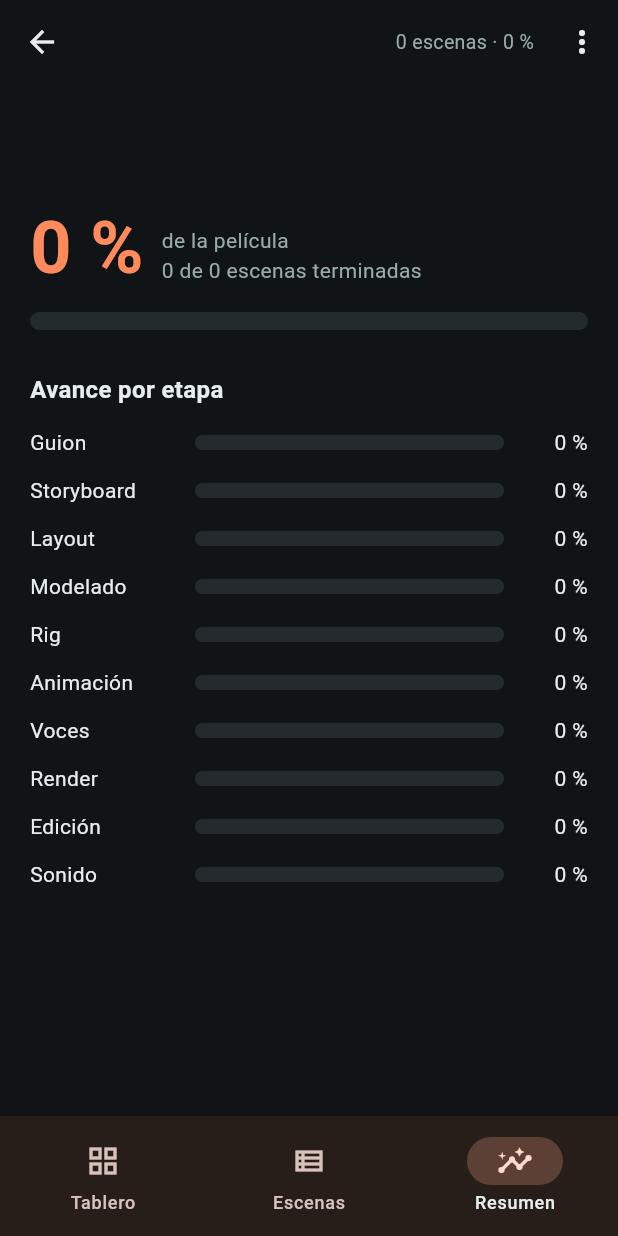
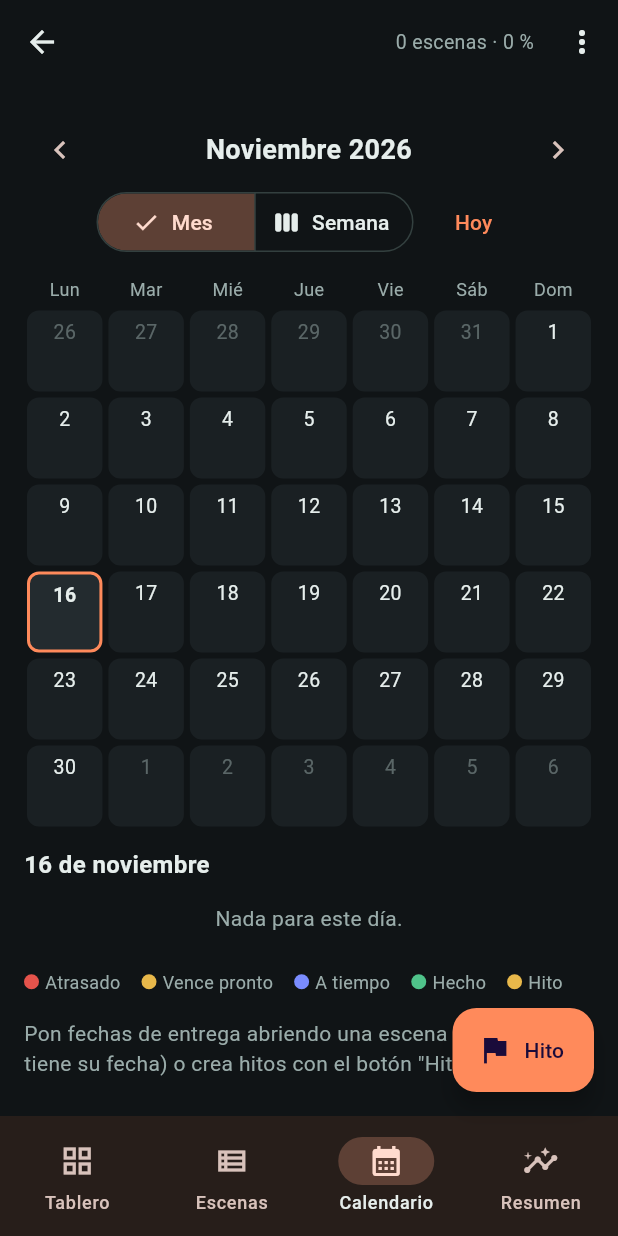
Before and after one commit to Carito3011/anymyst-plan, a Flutter app: the PaginaProyecto screen opened directly with empty values, item 3 of the bottom bar chosen, on a phone screen of 412 x 824 dp. Run offline on Flutter 3.47's test engine with Material 3 defaults, Android fonts, the phone set to English and light mode, and no system bars.

Commit message:
v0.2.0: calendario de producción — fechas por etapa, hitos, vista de mes y semana, avisos de retraso
Co-Authored-By: Claude Opus 5.5 <noreply@anthropic.com>
Claude-Session: https://claude.ai/code/session_012x8xQHKcNWmx9uMmutSW9z

```diff
--- /dev/null
+++ b/lib/calendario.dart
@@ -0,0 +1,323 @@
+// Calendario de producción: entregas por escena y etapa, hitos, vista de mes y semana.
+import 'package:flutter/material.dart';
+
+import 'modelo.dart';
+import 'tema.dart';
+
+const colorAtrasado = Color(0xFFE5534B);
+const colorPronto = Color(0xFFE8B84A);
+const colorATiempo = Color(0xFF7A8CFF);
+const colorHecho = Color(0xFF4FC38A);
+
+Color colorAlerta(int a) => switch (a) {
+      -1 => colorAtrasado,
+      0 => colorPronto,
+      2 => colorHecho,
+      _ => colorATiempo,
+    };
+
+class Calendario extends StatefulWidget {
+  final Proyecto proyecto;
+  final VoidCallback alCambiar;
+  final void Function(Escena) abrirEscena;
+  const Calendario(
+      {super.key, required this.proyecto, required this.alCambiar, required this.abrirEscena});
+
+  @override
+  State<Calendario> createState() => CalendarioState();
+}
+
+class CalendarioState extends State<Calendario> {
+  Proyecto get p => widget.proyecto;
+  bool _mes = true;
+  DateTime _referencia = soloDia(DateTime.now());
+  DateTime _elegido = soloDia(DateTime.now());
+
+  Map<DateTime, List<Entrega>> _porDia(List<Entrega> todas) {
+    final r = <DateTime, List<Entrega>>{};
+    for (final e in todas) {
+      r.putIfAbsent(e.fecha, () => []).add(e);
+    }
+    return r;
+  }
+
+  Future<void> editarHito([Hito? hito]) async {
+    final nombre = TextEditingController(text: hito?.nombre ?? '');
+    var fecha = DateTime.tryParse(hito?.fecha ?? '') ?? _elegido;
+    final accion = await showDialog<String>(
+      context: context,
+      builder: (ctx) => StatefulBuilder(
+        builder: (ctx, set) => AlertDialog(
+          title: Text(hito == null ? 'Nuevo hito' : 'Hito'),
+          content: SizedBox(
+            width: 420,
+            child: Column(mainAxisSize: MainAxisSize.min, children: [
+              TextField(
+                controller: nombre,
+                autofocus: true,
+                decoration: const InputDecoration(
+                    labelText: 'Nombre (ej. Fin del storyboard, Festival, Estreno)'),
+              ),
+              const SizedBox(height: 12),
+              OutlinedButton.icon(
+                onPressed: () async {
+                  final f = await showDatePicker(
+                      context: ctx,
+                      initialDate: fecha,
+                      firstDate: DateTime(2020),
+                      lastDate: DateTime(2040));
+                  if (f != null) set(() => fecha = f);
+                },
+                icon: const Icon(Icons.event),
+                label: Text(fechaBonita(fecha) + ' de ${fecha.year}'),
+              ),
+            ]),
+          ),
+          actions: [
+            if (hito != null)
+              TextButton(onPressed: () => Navigator.pop(ctx, 'borrar'), child: const Text('Borrar')),
+            TextButton(onPressed: () => Navigator.pop(ctx), child: const Text('Cancelar')),
+            FilledButton(onPressed: () => Navigator.pop(ctx, 'guardar'), child: const Text('Guardar')),
+          ],
+        ),
+      ),
+    );
+    if (accion == 'borrar' && hito != null) {
+      p.hitos.remove(hito);
+    } else if (accion == 'guardar' && nombre.text.trim().isNotEmpty) {
+      if (hito == null) {
+        p.hitos.add(Hito(nombre: nombre.text.trim(), fecha: fechaTexto(fecha)));
+      } else {
+        hito
+          ..nombre = nombre.text.trim()
+          ..fecha = fechaTexto(fecha);
+      }
+    } else {
+      return;
+    }
+    widget.alCambiar();
+    setState(() {});
+  }
+
+  void _abrir(Entrega e) {
+    if (e.hito != null) {
+      editarHito(e.hito);
+    } else if (e.escena != null) {
+      widget.abrirEscena(e.escena!);
+    }
+  }
+
+  Widget _fila(Entrega e, {bool conFecha = false}) {
+    final c = colorAlerta(e.alerta);
+    return Card(
+      child: ListTile(
+        dense: true,
+        onTap: () => _abrir(e),
+        leading: Container(
+            width: 10,
+            height: 36,
+            decoration: BoxDecoration(color: c, borderRadius: BorderRadius.circular(4))),
+        title: Text(e.titulo,
+            style: TextStyle(
+                fontWeight: FontWeight.bold,
+                decoration: e.hecha ? TextDecoration.lineThrough : null)),
+        subtitle: Text([
+          if (conFecha) fechaBonita(e.fecha),
+          if (e.escena != null && e.escena!.encabezado.isNotEmpty) e.escena!.encabezado,
+          if (e.escena != null) estado(e.escena!.estadoDe(e.etapa)).$2,
+          if (e.alerta == -1) 'ATRASADO',
+        ].join(' · ')),
+      ),
+    );
+  }
+
+  Widget _mesVista(Map<DateTime, List<Entrega>> porDia) {
+    final primero = DateTime(_referencia.year, _referencia.month, 1);
+    final inicio = primero.subtract(Duration(days: primero.weekday - 1));
+    final hoy = soloDia(DateTime.now());
+    return Column(children: [
+      Row(children: [for (final d in diasCortos) Expanded(child: Center(child: Text(d, style: const TextStyle(color: Tema.textoSuave, fontSize: 12))))]),
+      const SizedBox(height: 4),
+      for (var semana = 0; semana < 6; semana++)
+        Row(children: [
+          for (var d = 0; d < 7; d++)
+            Builder(builder: (_) {
+              final dia = DateTime(inicio.year, inicio.month, inicio.day + semana * 7 + d);
+              final items = porDia[dia] ?? [];
+              final delMes = dia.month == _referencia.month;
+              final elegido = dia == _elegido;
+              return Expanded(
+                child: GestureDetector(
+                  onTap: () => setState(() => _elegido = dia),
+                  child: Container(
+                    height: 54,
+                    margin: const EdgeInsets.all(2),
+                    decoration: BoxDecoration(
+                      color: elegido ? Tema.superficieAlta : Tema.superficie,
+                      borderRadius: BorderRadius.circular(8),
+                      border: Border.all(
+                          color: dia == hoy ? Tema.coral : (elegido ? Tema.borde : Colors.transparent),
+                          width: dia == hoy ? 2 : 1),
+                    ),
+                    child: Column(children: [
+                      const SizedBox(height: 4),
+                      Text('${dia.day}',
+                          style: TextStyle(
+                              fontSize: 13,
+                              color: delMes ? Tema.texto : Tema.textoSuave.withValues(alpha: 0.5),
+                              fontWeight: dia == hoy ? FontWeight.bold : null)),
+                      const SizedBox(height: 4),
+                      Wrap(spacing: 3, children: [
+                        for (final e in items.take(4))
+                          Container(
+                              width: 7,
+                              height: 7,
+                              decoration: BoxDecoration(
+                                  color: e.hito != null ? Tema.dorado : colorAlerta(e.alerta),
+                                  shape: e.hito != null ? BoxShape.rectangle : BoxShape.circle)),
+                      ]),
+                      if (items.length > 4)
+                        Text('+${items.length - 4}', style: const TextStyle(fontSize: 9, color: Tema.textoSuave)),
+                    ]),
+                  ),
+                ),
+              );
+            }),
+        ]),
+      const SizedBox(height: 12),
+      Align(
+        alignment: Alignment.centerLeft,
+        child: Text(fechaBonita(_elegido),
+            style: const TextStyle(fontWeight: FontWeight.bold, fontSize: 16)),
+      ),
+      const SizedBox(height: 6),
+      if ((porDia[_elegido] ?? []).isEmpty)
+        const Padding(
+          padding: EdgeInsets.all(8),
+          child: Text('Nada para este día.', style: TextStyle(color: Tema.textoSuave)),
+        ),
+      for (final e in porDia[_elegido] ?? <Entrega>[]) _fila(e),
+    ]);
+  }
+
+  Widget _semanaVista(Map<DateTime, List<Entrega>> porDia) {
+    final inicio = _referencia.subtract(Duration(days: _referencia.weekday - 1));
+    final hoy = soloDia(DateTime.now());
+    return Column(children: [
+      for (var d = 0; d < 7; d++)
+        Builder(builder: (_) {
+          final dia = DateTime(inicio.year, inicio.month, inicio.day + d);
+          final items = porDia[dia] ?? [];
+          return Padding(
+            padding: const EdgeInsets.only(bottom: 10),
+            child: Column(crossAxisAlignment: CrossAxisAlignment.start, children: [
+              Text('${diasCortos[d]} ${fechaBonita(dia)}${dia == hoy ? ' · hoy' : ''}',
+                  style: TextStyle(
+                      fontWeight: FontWeight.bold, color: dia == hoy ? Tema.coral : Tema.texto)),
+              if (items.isEmpty)
+                const Padding(
+                  padding: EdgeInsets.only(top: 4),
+                  child: Text('—', style: TextStyle(color: Tema.textoSuave)),
+                ),
+              for (final e in items) _fila(e),
+            ]),
+          );
+        }),
+    ]);
+  }
+
+  void _mover(int paso) => setState(() {
+        if (_mes) {
+          _referencia = DateTime(_referencia.year, _referencia.month + paso, 1);
+        } else {
+          _referencia = _referencia.add(Duration(days: 7 * paso));
+        }
+      });
+
+  @override
+  Widget build(BuildContext context) {
+    final todas = p.entregas();
+    final porDia = _porDia(todas);
+    final atrasadas = todas.where((e) => e.alerta == -1).toList();
+    final pronto = todas.where((e) => e.alerta == 0).toList();
+    final inicioSemana = _referencia.subtract(Duration(days: _referencia.weekday - 1));
+    final titulo = _mes
+        ? '${meses[_referencia.month - 1][0].toUpperCase()}${meses[_referencia.month - 1].substring(1)} ${_referencia.year}'
+        : 'Semana del ${fechaBonita(inicioSemana)}';
+    return ListView(padding: const EdgeInsets.fromLTRB(16, 12, 16, 96), children: [
+      if (atrasadas.isNotEmpty)
+        Card(
+          color: colorAtrasado.withValues(alpha: 0.18),
+          child: ExpansionTile(
+            leading: const Icon(Icons.warning_amber, color: colorAtrasado),
+            title: Text('${atrasadas.length} entregas atrasadas',
+                style: const TextStyle(fontWeight: FontWeight.bold)),
+            children: [for (final e in atrasadas) _fila(e, conFecha: true)],
+          ),
+        ),
+      if (pronto.isNotEmpty)
+        Card(
+          color: colorPronto.withValues(alpha: 0.14),
+          child: ExpansionTile(
+            leading: const Icon(Icons.schedule, color: colorPronto),
+            title: Text('${pronto.length} vencen en los próximos 3 días',
+                style: const TextStyle(fontWeight: FontWeight.bold)),
+            children: [for (final e in pronto) _fila(e, conFecha: true)],
+          ),
+        ),
+      const SizedBox(height: 8),
+      Row(children: [
+        IconButton(onPressed: () => _mover(-1), icon: const Icon(Icons.chevron_left)),
+        Expanded(
+          child: Text(titulo,
+              textAlign: TextAlign.center,
+              style: const TextStyle(fontSize: 18, fontWeight: FontWeight.bold)),
+        ),
+        IconButton(onPressed: () => _mover(1), icon: const Icon(Icons.chevron_right)),
+      ]),
+      Row(mainAxisAlignment: MainAxisAlignment.center, children: [
+        SegmentedButton<bool>(
+          segments: const [
+            ButtonSegment(value: true, label: Text('Mes'), icon: Icon(Icons.calendar_month)),
+            ButtonSegment(value: false, label: Text('Semana'), icon: Icon(Icons.view_week)),
+          ],
+          selected: {_mes},
+          onSelectionChanged: (s) => setState(() => _mes = s.first),
+        ),
+        const SizedBox(width: 8),
+        TextButton(
+          onPressed: () => setState(() {
+            _referencia = soloDia(DateTime.now());
+            _elegido = _referencia;
+          }),
+          child: const Text('Hoy'),
+        ),
+      ]),
+      const SizedBox(height: 12),
+      _mes ? _mesVista(porDia) : _semanaVista(porDia),
+      const SizedBox(height: 16),
+      Wrap(spacing: 14, runSpacing: 6, children: [
+        for (final (c, t) in [
+          (colorAtrasado, 'Atrasado'),
+          (colorPronto, 'Vence pronto'),
+          (colorATiempo, 'A tiempo'),
+          (colorHecho, 'Hecho'),
+          (Tema.dorado, 'Hito'),
+        ])
+          Row(mainAxisSize: MainAxisSize.min, children: [
+            Container(width: 10, height: 10, decoration: BoxDecoration(color: c, shape: BoxShape.circle)),
+            const SizedBox(width: 4),
+            Text(t, style: const TextStyle(fontSize: 12, color: Tema.textoSuave)),
+          ]),
+      ]),
+      if (todas.isEmpty)
+        const Padding(
+          padding: EdgeInsets.only(top: 16),
+          child: Text(
+            'Pon fechas de entrega abriendo una escena (cada etapa tiene su fecha) o crea hitos con el botón "Hito".',
+            style: TextStyle(color: Tema.textoSuave),
+          ),
+        ),
+    ]);
+  }
+}
--- a/lib/main.dart
+++ b/lib/main.dart
@@ -7,7 +7,7 @@ import 'modelo.dart';
 import 'proyecto.dart';
 import 'tema.dart';
 
-const version = '0.1.0';
+const version = '0.2.0';
 
 void main() {
   WidgetsFlutterBinding.ensureInitialized();
--- a/lib/modelo.dart
+++ b/lib/modelo.dart
@@ -43,6 +43,7 @@ class Escena {
   String notas;
   bool fueraDelGuion;
   Map<String, String> etapas; // etapa -> estado
+  Map<String, String> fechas; // etapa -> fecha de entrega 'AAAA-MM-DD'
 
   Escena({
     String? id,
@@ -52,8 +53,12 @@ class Escena {
     this.notas = '',
     this.fueraDelGuion = false,
     Map<String, String>? etapas,
+    Map<String, String>? fechas,
   })  : id = id ?? nuevoId(),
-        etapas = etapas ?? {};
+        etapas = etapas ?? {},
+        fechas = fechas ?? {};
+
+  DateTime? fechaDe(String etapa) => DateTime.tryParse(fechas[etapa] ?? '');
 
   String estadoDe(String etapa) => etapas[etapa] ?? 'pendiente';
 
@@ -68,6 +73,7 @@ class Escena {
         'notas': notas,
         if (fueraDelGuion) 'fueraDelGuion': true,
         'etapas': etapas,
+        if (fechas.isNotEmpty) 'fechas': fechas,
       };
 
   static Escena fromJson(Map<String, dynamic> j) => Escena(
@@ -80,7 +86,56 @@ class Escena {
         etapas: (j['etapas'] is Map)
             ? (j['etapas'] as Map).map((k, v) => MapEntry(k.toString(), v.toString()))
             : null,
+        fechas: (j['fechas'] is Map)
+            ? (j['fechas'] as Map).map((k, v) => MapEntry(k.toString(), v.toString()))
+            : null,
       );
+}
+
+/// Hito de la película (fin del storyboard, festival, estreno…).
+class Hito {
+  String id;
+  String nombre;
+  String fecha; // 'AAAA-MM-DD'
+  Hito({String? id, required this.nombre, required this.fecha}) : id = id ?? nuevoId();
+  Map<String, dynamic> toJson() => {'id': id, 'nombre': nombre, 'fecha': fecha};
+  static Hito fromJson(Map<String, dynamic> j) => Hito(
+      id: j['id']?.toString(),
+      nombre: (j['nombre'] ?? 'Hito').toString(),
+      fecha: (j['fecha'] ?? '').toString());
+}
+
+String fechaTexto(DateTime d) =>
+    '${d.year}-${d.month.toString().padLeft(2, '0')}-${d.day.toString().padLeft(2, '0')}';
+
+DateTime soloDia(DateTime d) => DateTime(d.year, d.month, d.day);
+
+const meses = [
+  'enero', 'febrero', 'marzo', 'abril', 'mayo', 'junio',
+  'julio', 'agosto', 'septiembre', 'octubre', 'noviembre', 'diciembre'
+];
+const diasCortos = ['Lun', 'Mar', 'Mié', 'Jue', 'Vie', 'Sáb', 'Dom'];
+
+String fechaBonita(DateTime d) => '${d.day} de ${meses[d.month - 1]}';
+
+/// Una entrega en el calendario.
+class Entrega {
+  final DateTime fecha;
+  final Escena? escena;
+  final int numero; // número de escena (0 si es hito)
+  final String etapa;
+  final Hito? hito;
+  Entrega(this.fecha, {this.escena, this.numero = 0, this.etapa = '', this.hito});
+  bool get hecha => escena != null && escena!.estadoDe(etapa) == 'hecho';
+  /// -1 atrasada, 0 vence en 3 días o menos, 1 a tiempo, 2 hecha
+  int get alerta {
+    if (hecha) return 2;
+    final hoy = soloDia(DateTime.now());
+    if (fecha.isBefore(hoy)) return hito == null ? -1 : 1;
+    if (fecha.difference(hoy).inDays <= 3) return 0;
+    return 1;
+  }
+  String get titulo => hito != null ? '★ ${hito!.nombre}' : 'Escena $numero · $etapa';
 }
 
 /// Alias para no confundir la lista global con el mapa de cada escena.
@@ -93,6 +148,7 @@ class Proyecto {
   String descripcion;
   String guionId;
   List<Escena> escenas;
+  List<Hito> hitos;
   DateTime creado;
   DateTime modificado;
 
@@ -103,10 +159,12 @@ class Proyecto {
     this.descripcion = '',
     this.guionId = '',
     List<Escena>? escenas,
+    List<Hito>? hitos,
     DateTime? creado,
     DateTime? modificado,
   })  : id = id ?? nuevoId(),
         escenas = escenas ?? [],
+        hitos = hitos ?? [],
         creado = creado ?? DateTime.now(),
         modificado = modificado ?? DateTime.now();
 
@@ -129,7 +187,26 @@ class Proyecto {
         'creado': creado.toIso8601String(),
         'modificado': modificado.toIso8601String(),
         'escenas': escenas.map((e) => e.toJson()).toList(),
+        'hitos': hitos.map((h) => h.toJson()).toList(),
       };
+
+  /// Todas las fechas de entrega y los hitos, ordenados.
+  List<Entrega> entregas() {
+    final r = <Entrega>[];
+    for (var i = 0; i < escenas.length; i++) {
+      final e = escenas[i];
+      for (final et in etapasPlan) {
+        final f = e.fechaDe(et);
+        if (f != null) r.add(Entrega(soloDia(f), escena: e, numero: i + 1, etapa: et));
+      }
+    }
+    for (final h in hitos) {
+      final f = DateTime.tryParse(h.fecha);
+      if (f != null) r.add(Entrega(soloDia(f), hito: h));
+    }
+    r.sort((a, b) => a.fecha.compareTo(b.fecha));
+    return r;
+  }
 
   static Proyecto fromJson(Map<String, dynamic> j) => Proyecto(
         id: j['id']?.toString(),
@@ -139,6 +216,9 @@ class Proyecto {
         guionId: (j['guionId'] ?? '').toString(),
         escenas: ((j['escenas'] as List?) ?? [])
             .map((e) => Escena.fromJson(Map<String, dynamic>.from(e as Map)))
+            .toList(),
+        hitos: ((j['hitos'] as List?) ?? [])
+            .map((e) => Hito.fromJson(Map<String, dynamic>.from(e as Map)))
             .toList(),
         creado: DateTime.tryParse((j['creado'] ?? '').toString()),
         modificado: DateTime.tryParse((j['modificado'] ?? '').toString()),
--- a/lib/proyecto.dart
+++ b/lib/proyecto.dart
@@ -3,6 +3,7 @@ import 'package:flutter/material.dart';
 
 import 'almacen.dart';
 import 'archivos.dart';
+import 'calendario.dart';
 import 'modelo.dart';
 import 'tema.dart';
 
@@ -18,6 +19,7 @@ class PaginaProyecto extends StatefulWidget {
 class _PaginaProyectoState extends State<PaginaProyecto> {
   Proyecto get p => widget.proyecto;
   int _seccion = 0;
+  final _cal = GlobalKey<CalendarioState>();
 
   Future<void> _guardar() async {
     await widget.almacen.guardar(p);
@@ -93,6 +95,7 @@ class _PaginaProyectoState extends State<PaginaProyecto> {
     final res = TextEditingController(text: e.resumen);
     final notas = TextEditingController(text: e.notas);
     final etapasTemp = Map<String, String>.of(e.etapas);
+    final fechasTemp = Map<String, String>.of(e.fechas);
     final accion = await showModalBottomSheet<String>(
       context: context,
       isScrollControlled: true,
@@ -130,7 +133,34 @@ class _PaginaProyectoState extends State<PaginaProyecto> {
                 Padding(
                   padding: const EdgeInsets.only(top: 8),
                   child: Row(children: [
-                    SizedBox(width: 110, child: Text(et)),
+                    SizedBox(
+                      width: 110,
+                      child: Column(crossAxisAlignment: CrossAxisAlignment.start, children: [
+                        Text(et),
+                        InkWell(
+                          onTap: () async {
+                            final actual = DateTime.tryParse(fechasTemp[et] ?? '');
+                            final f = await showDatePicker(
+                                context: ctx,
+                                helpText: 'Entrega de $et',
+                                initialDate: actual ?? DateTime.now(),
+                                firstDate: DateTime(2020),
+                                lastDate: DateTime(2040));
+                            if (f != null) set(() => fechasTemp[et] = fechaTexto(f));
+                          },
+                          onLongPress: () => set(() => fechasTemp.remove(et)),
+                          child: Padding(
+                            padding: const EdgeInsets.only(top: 2),
+                            child: Text(
+                              fechasTemp[et] == null
+                                  ? '+ fecha'
+                                  : '📅 ${fechaBonita(DateTime.parse(fechasTemp[et]!))}',
+                              style: const TextStyle(fontSize: 11, color: Tema.coral),
+                            ),
+                          ),
+                        ),
+                      ]),
+                    ),
                     Expanded(
                       child: Wrap(spacing: 6, runSpacing: 6, children: [
                         for (final (clave, nombre, _, color) in estados)
@@ -177,7 +207,8 @@ class _PaginaProyectoState extends State<PaginaProyecto> {
         ..encabezado = enc.text.trim().toUpperCase()
         ..resumen = res.text.trim()
         ..notas = notas.text.trim()
-        ..etapas = etapasTemp;
+        ..etapas = etapasTemp
+        ..fechas = fechasTemp;
       if (nueva) p.escenas.add(e);
     } else {
       return;
@@ -246,12 +277,27 @@ class _PaginaProyectoState extends State<PaginaProyecto> {
               color: Color(color).withValues(alpha: e.estadoDe(et) == 'pendiente' ? 0.5 : 0.85),
               borderRadius: BorderRadius.circular(8),
             ),
-            child: Text(nombre,
+            child: Column(mainAxisAlignment: MainAxisAlignment.center, children: [
+              Text(nombre,
                   textAlign: TextAlign.center,
                   style: TextStyle(
                       fontSize: 11,
                       color: e.estadoDe(et) == 'pendiente' ? Tema.textoSuave : const Color(0xFF15111C),
                       fontWeight: FontWeight.w600)),
+              if (e.fechaDe(et) != null)
+                Builder(builder: (_) {
+                  final f = soloDia(e.fechaDe(et)!);
+                  final ent = Entrega(f, escena: e, etapa: et);
+                  return Container(
+                    margin: const EdgeInsets.only(top: 2),
+                    padding: const EdgeInsets.symmetric(horizontal: 4),
+                    decoration: BoxDecoration(
+                        color: colorAlerta(ent.alerta), borderRadius: BorderRadius.circular(4)),
+                    child: Text('${f.day}/${f.month}',
+                        style: const TextStyle(fontSize: 9, color: Color(0xFF15111C))),
+                  );
+                }),
+            ]),
           ),
         ),
       );
@@ -431,13 +477,19 @@ class _PaginaProyectoState extends State<PaginaProyecto> {
   static const _secciones = [
     (Icons.grid_view_outlined, Icons.grid_view, 'Tablero'),
     (Icons.view_list_outlined, Icons.view_list, 'Escenas'),
+    (Icons.calendar_month_outlined, Icons.calendar_month, 'Calendario'),
     (Icons.insights_outlined, Icons.insights, 'Resumen'),
   ];
 
   @override
   Widget build(BuildContext context) {
     final ancha = MediaQuery.sizeOf(context).width >= 900;
-    final cuerpo = IndexedStack(index: _seccion, children: [_tablero(), _escenas(), _resumen()]);
+    final cuerpo = IndexedStack(index: _seccion, children: [
+      _tablero(),
+      _escenas(),
+      Calendario(key: _cal, proyecto: p, alCambiar: _guardar, abrirEscena: _editarEscena),
+      _resumen(),
+    ]);
     return Scaffold(
       appBar: AppBar(
         title: InkWell(
@@ -482,8 +534,14 @@ class _PaginaProyectoState extends State<PaginaProyecto> {
           ),
         ],
       ),
-      floatingActionButton: _seccion == 2
+      floatingActionButton: _seccion == 3
           ? null
+          : _seccion == 2
+              ? FloatingActionButton.extended(
+                  onPressed: () => _cal.currentState?.editarHito(),
+                  icon: const Icon(Icons.flag),
+                  label: const Text('Hito'),
+                )
               : FloatingActionButton.extended(
               onPressed: () => _editarEscena(null),
               icon: const Icon(Icons.add),
--- a/pubspec.yaml
+++ b/pubspec.yaml
@@ -1,7 +1,7 @@
 name: anymyst_plan
 description: "Anymyst Plan — plan de producción para películas animadas. Parte de la suite Anymyst."
 publish_to: 'none'
-version: 0.1.0+1
+version: 0.2.0+2
 
 environment:
   sdk: ">=3.4.0 <4.0.0"
```
Also changed, not shown: 1 other file. Lines whose indentation alone changed are shown as unchanged.
